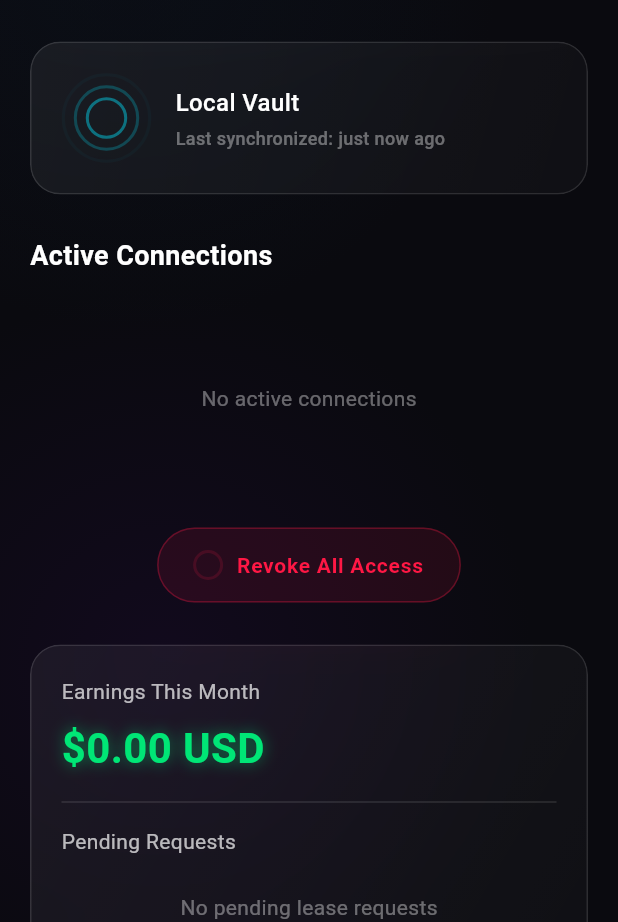
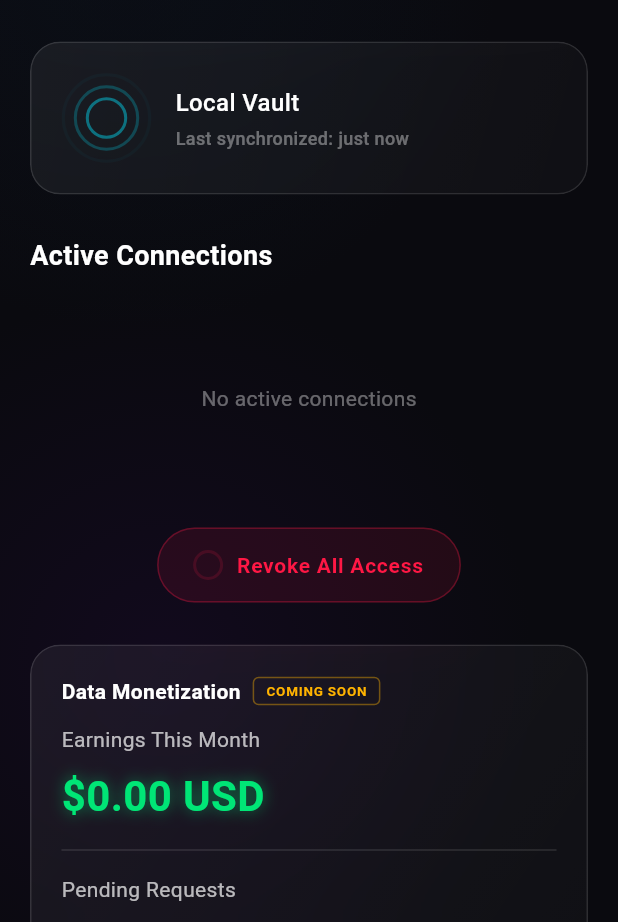
Before and after one commit to AdamsLocal/trulana, a Flutter app: the screen it shows after launch, on a phone screen of 412 x 824 dp, the part 314-1236 px from its top. Run offline on Flutter 3.47's test engine with Material 3 defaults, Android fonts, the phone set to English and light mode, and no system bars; drawn by our look-alikes of flutter_animate; our stand-ins replace flutter_riverpod, flutter_secure_storage, go_router, local_auth, shelf, sqflite_sqlcipher; missing offline and left inert: shelf_router; accounts and stored records are empty; Roboto replaces fonts that are missing (Menlo).

Commit message:
Add 'coming soon' to monetization, fix 'just now ago'
- Onboarding monetization step: added italic note that payments
  are not connected yet
- Dashboard monetization card: added COMING SOON badge
- Vault status: fixed "just now ago" -> "just now"

Made-with: Cursor

```diff
--- a/lib/features/dashboard/widgets/monetization_card.dart
+++ b/lib/features/dashboard/widgets/monetization_card.dart
@@ -25,6 +25,36 @@ class MonetizationCard extends ConsumerWidget {
       child: Column(
         crossAxisAlignment: CrossAxisAlignment.start,
         children: <Widget>[
+          Row(
+            children: [
+              const Text(
+                'Data Monetization',
+                style: TextStyle(
+                  fontSize: 14,
+                  fontWeight: FontWeight.w600,
+                  color: TrulanaColors.textPrimary,
+                ),
+              ),
+              const SizedBox(width: 8),
+              Container(
+                padding: const EdgeInsets.symmetric(horizontal: 8, vertical: 2),
+                decoration: BoxDecoration(
+                  borderRadius: BorderRadius.circular(4),
+                  border: Border.all(color: TrulanaColors.warningAmber.withValues(alpha: 0.4)),
+                ),
+                child: const Text(
+                  'COMING SOON',
+                  style: TextStyle(
+                    fontSize: 9,
+                    fontWeight: FontWeight.w600,
+                    color: TrulanaColors.warningAmber,
+                    letterSpacing: 0.5,
+                  ),
+                ),
+              ),
+            ],
+          ),
+          const SizedBox(height: 12),
           _EarningsDisplay(earningsAsync: earningsAsync),
           const Divider(
             color: TrulanaColors.glassBorder,
--- a/lib/features/dashboard/widgets/vault_status_card.dart
+++ b/lib/features/dashboard/widgets/vault_status_card.dart
@@ -72,7 +72,7 @@ class VaultStatusCard extends ConsumerWidget {
                     ),
                     const SizedBox(height: 4),
                     Text(
-                      'Last synchronized: $agoLabel ago',
+                      'Last synchronized: $agoLabel',
                       style: TrulanaTheme.monoStyle.copyWith(
                         fontSize: 12,
                         color: TrulanaColors.textTertiary,
@@ -91,9 +91,9 @@ class VaultStatusCard extends ConsumerWidget {
   /// Converts a [Duration] into a human-friendly relative string
   /// without exposing exact timestamps (privacy-conscious UX).
   static String _formatDuration(Duration d) {
-    if (d.inDays > 0) return '${d.inDays}d';
-    if (d.inHours > 0) return '${d.inHours}h';
-    if (d.inMinutes > 0) return '${d.inMinutes} min';
+    if (d.inDays > 0) return '${d.inDays}d ago';
+    if (d.inHours > 0) return '${d.inHours}h ago';
+    if (d.inMinutes > 0) return '${d.inMinutes} min ago';
     return 'just now';
   }
 }
--- a/lib/features/onboarding/steps/monetization_step.dart
+++ b/lib/features/onboarding/steps/monetization_step.dart
@@ -84,7 +84,17 @@ class _MonetizationStepState extends State<MonetizationStep> {
                 duration: 500.ms,
                 curve: Curves.easeOutCubic,
               ),
-          const SizedBox(height: 40),
+          const SizedBox(height: 12),
+          const Text(
+            'Payments are not connected yet. This feature is scaffolded '
+            'for a future release.',
+            style: TextStyle(
+              fontSize: 13,
+              color: TrulanaColors.textTertiary,
+              fontStyle: FontStyle.italic,
+            ),
+          ),
+          const SizedBox(height: 28),
           Expanded(
             child: SingleChildScrollView(
               child: Column(
```
